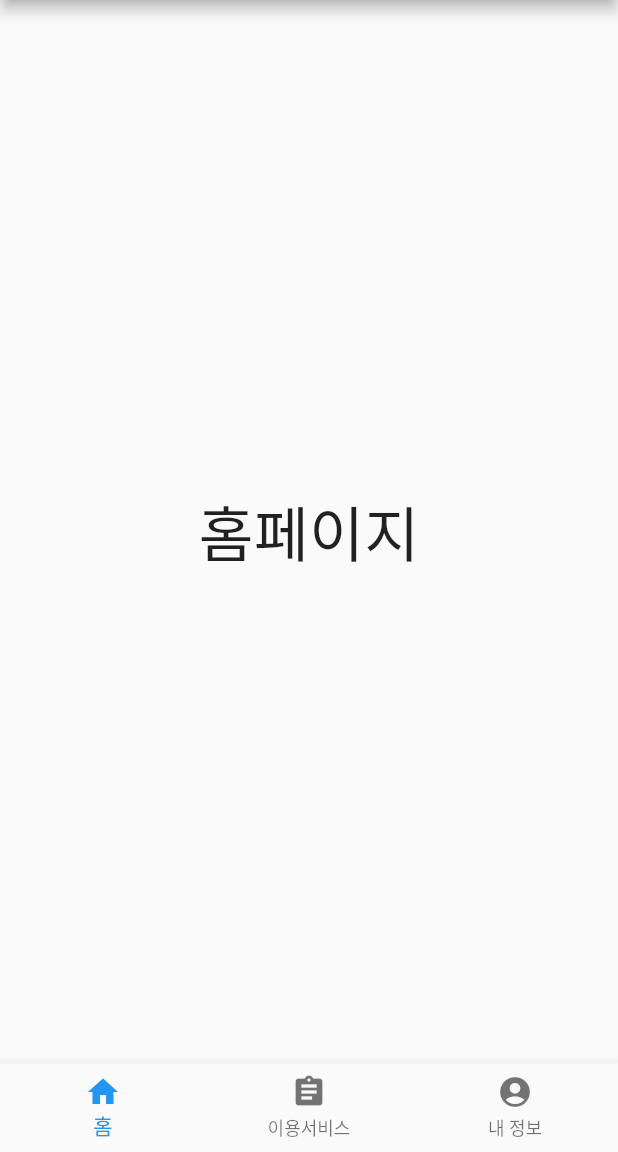
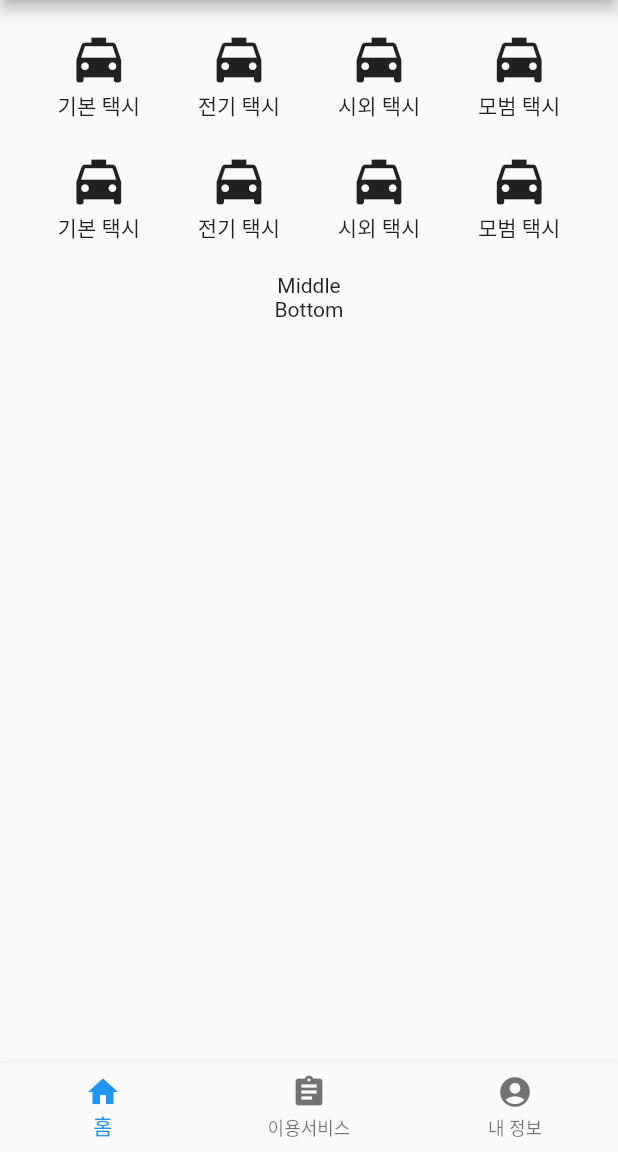
Before and after one commit to chohyeryung/mirim-taxi, a Flutter app: the screen it shows after launch, on a phone screen of 412 x 824 dp, the part 84-1236 px from its top. Run offline on Flutter 3.47's test engine with Material 2 defaults, Android fonts, the phone set to English and light mode, and no system bars.

Commit message:
#5 - 상단 부분

```diff
--- a/lib/main.dart
+++ b/lib/main.dart
@@ -77,15 +77,126 @@ class _MyHomePageState extends State<MyHomePage> {
 class Page1 extends StatelessWidget {
   @override
   Widget build(BuildContext context) {
-    return Center(
-      child:Text(
-        '홈페이지',
-        style:TextStyle(fontSize:40),
+    return Column(
+      children: <Widget>[
+        _buildTop(),
+        _buildMiddle(),
+        _buildBottom(),
+      ],
+    );
+  }
+
+  Widget _buildTop() {
+    return Padding(
+      padding: const EdgeInsets.only(top:20, bottom:20),
+      child: Column(
+        children: <Widget>[
+          Row(
+            mainAxisAlignment: MainAxisAlignment.spaceEvenly,
+            children: <Widget>[
+              GestureDetector(
+                onTap: (){
+                  print('첫번째 행의 첫번째 아이콘 클릭!');
+                },
+                child: Column(
+                  children: <Widget>[
+                    Icon(
+                      Icons.local_taxi,
+                      size:40,
+                    ),
+                    Text('기본 택시'),
+                  ],
+                ),
+              ),
+              InkWell(
+                onTap: (){
+                  print('첫번째 행의 두번째 아이콘 클릭!');
+                },
+                child: Column(
+                  children: <Widget>[
+                    Icon(
+                      Icons.local_taxi,
+                      size:40,
+                    ),
+                    Text('전기 택시'),
+                  ],
+                ),
+              ),
+              Column(
+                children: <Widget>[
+                  Icon(
+                    Icons.local_taxi,
+                    size:40,
+                  ),
+                  Text('시외 택시'),
+                ],
+              ),
+              Column(
+                children: <Widget>[
+                  Icon(
+                    Icons.local_taxi,
+                    size:40,
+                  ),
+                  Text('모범 택시'),
+                ],
+              ),
+            ],
+          ),
+          SizedBox(height:20,),
+          Row(
+            mainAxisAlignment: MainAxisAlignment.spaceEvenly,
+            children: <Widget>[
+              Column(
+                children: <Widget>[
+                  Icon(
+                    Icons.local_taxi,
+                    size:40,
+                  ),
+                  Text('기본 택시'),
+                ],
+              ),
+              Column(
+                children: <Widget>[
+                  Icon(
+                    Icons.local_taxi,
+                    size:40,
+                  ),
+                  Text('전기 택시'),
+                ],
+              ),
+              Column(
+                children: <Widget>[
+                  Icon(
+                    Icons.local_taxi,
+                    size:40,
+                  ),
+                  Text('시외 택시'),
+                ],
+              ),
+              Column(
+                children: <Widget>[
+                  Icon(
+                    Icons.local_taxi,
+                    size:40,
+                  ),
+                  Text('모범 택시'),
+                ],
+              ),
+            ],
+          ),
+        ],
       ),
     );
   }
+
+  Widget _buildMiddle() {
+    return Text('Middle');
+  }
+
+  Widget _buildBottom() {
+    return Text('Bottom');
+  }
 }
-
 class Page2 extends StatelessWidget {
   @override
   Widget build(BuildContext context) {
```
